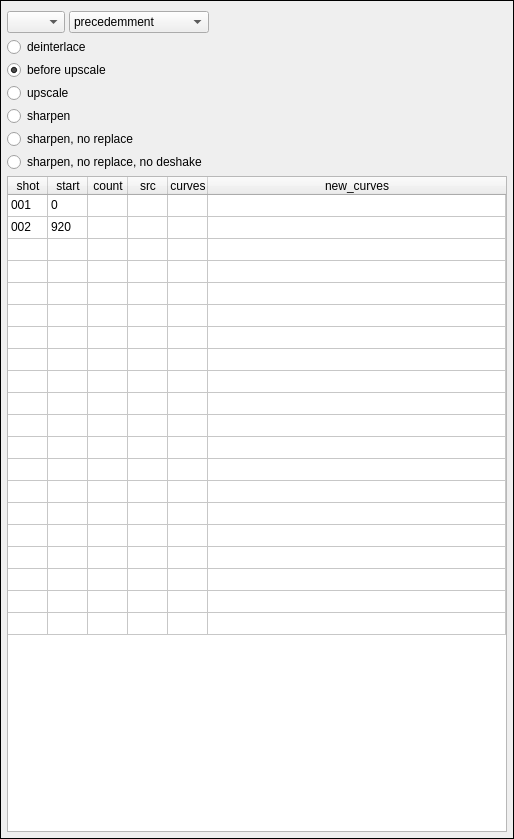
Qt form tools/video_editor/ui/ui_widget_selection.ui (JepEtau/mco) before a commit.
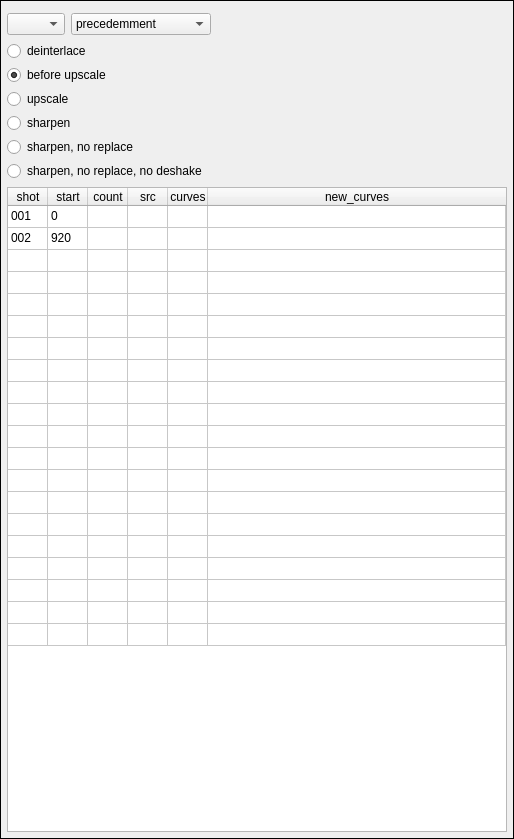
The same form after that commit. Custom widgets are drawn as their Qt base class.

The edit to the form file:
```diff
--- a/tools/video_editor/ui/ui_widget_selection.ui
+++ b/tools/video_editor/ui/ui_widget_selection.ui
@@ -45,7 +45,7 @@
      </property>
      <layout class="QVBoxLayout" name="verticalLayout">
       <property name="spacing">
-       <number>4</number>
+       <number>6</number>
       </property>
       <property name="leftMargin">
        <number>6</number>
@@ -167,7 +167,7 @@
       <item>
        <layout class="QVBoxLayout" name="verticalLayout_3">
         <property name="spacing">
-         <number>3</number>
+         <number>4</number>
         </property>
         <item>
          <widget class="QRadioButton" name="radioButton_task_deinterlace">
```
